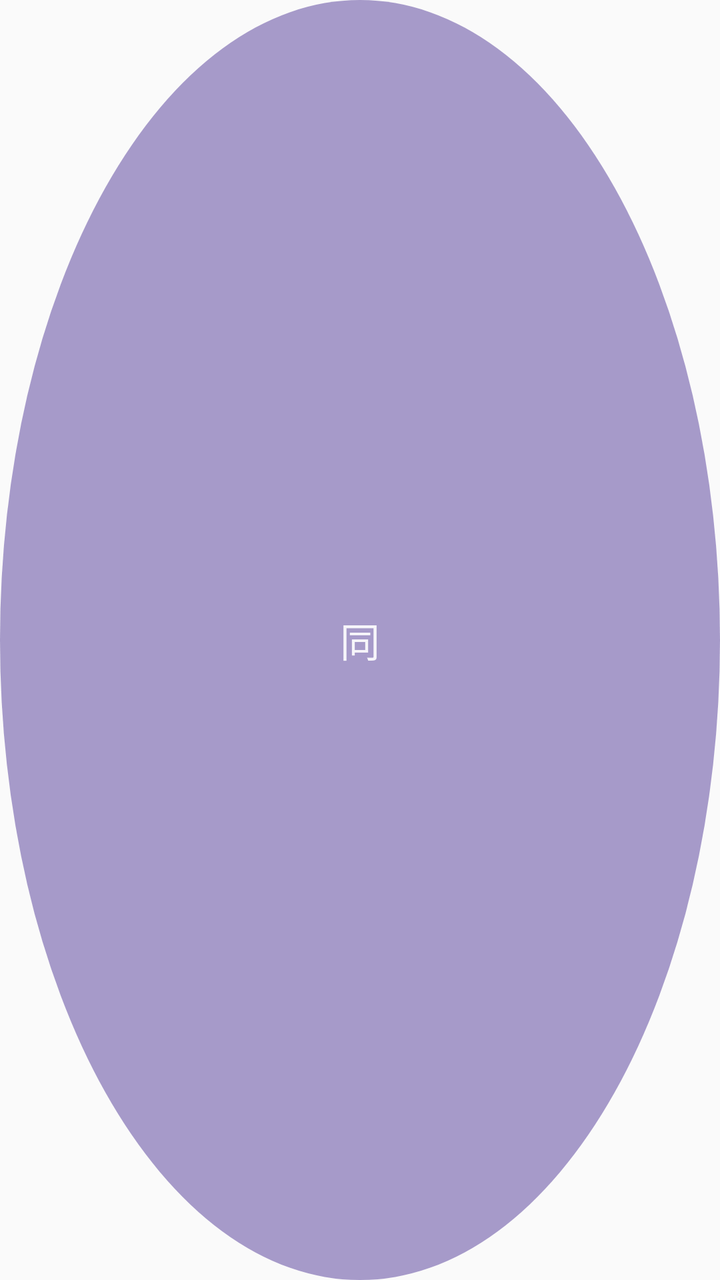
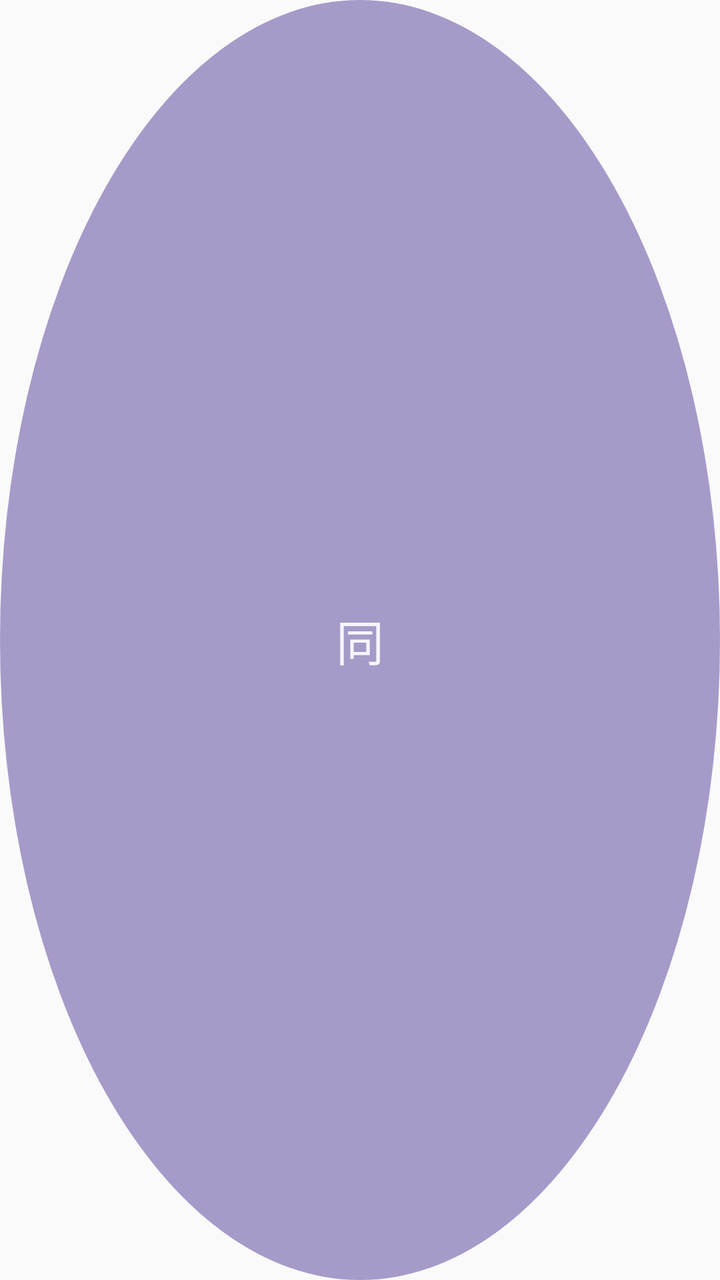

An Android layout rendered at two revisions. The XML below is the earlier revision; the diff shows what the commit changed to produce the second picture.
<!-- AndroidManifest.xml: application theme Theme.StudentLookup -->
<!-- res/layout/floating_ball.xml -->
<?xml version="1.0" encoding="utf-8"?>
<FrameLayout xmlns:android="http://schemas.android.com/apk/res/android"
    android:layout_width="56dp"
    android:layout_height="56dp">

    <TextView
        android:layout_width="match_parent"
        android:layout_height="match_parent"
        android:background="@drawable/ball_bg"
        android:gravity="center"
        android:text="同"
        android:textColor="#E6FFFFFF"
        android:textSize="20sp" />
</FrameLayout>
<!-- resources referenced by this layout -->
<resources>
  <!-- drawable ball_bg (drawable) -->
  <?xml version="1.0" encoding="utf-8"?>
  <shape xmlns:android="http://schemas.android.com/apk/res/android"
      android:shape="oval">
      
      <solid android:color="#8F6750A4" />
  </shape>
  <style name="Theme.StudentLookup" parent="Theme.AppCompat.DayNight.NoActionBar">
          <item name="colorPrimary">@color/purple_500</item>
          <item name="colorPrimaryDark">@color/purple_700</item>
          <item name="colorAccent">@color/teal_200</item>
      </style>
  <color name="purple_500">#6750A4</color>
  <color name="purple_700">#4F378B</color>
  <color name="teal_200">#03DAC5</color>
</resources>

<!-- the commit's change to res/layout/floating_ball.xml (unified diff, before → after) -->
@@ -1,7 +1,7 @@
 <?xml version="1.0" encoding="utf-8"?>
 <FrameLayout xmlns:android="http://schemas.android.com/apk/res/android"
-    android:layout_width="56dp"
-    android:layout_height="56dp">
+    android:layout_width="48dp"
+    android:layout_height="48dp">
 
     <TextView
         android:layout_width="match_parent"
@@ -10,5 +10,5 @@
         android:gravity="center"
         android:text="同"
         android:textColor="#E6FFFFFF"
-        android:textSize="20sp" />
+        android:textSize="24sp" />
 </FrameLayout>
